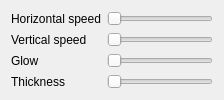
Old version of the form Effects/CrossingBeams/CrossingBeams.ui in the repository DLdota/OpenRGBEffectsPlugin.
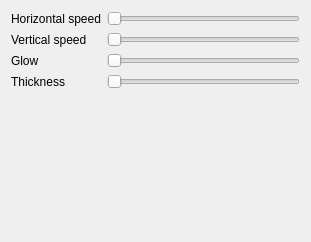
New version of the form. Custom widgets are drawn as their Qt base class.

Patch:
```diff
--- a/Effects/CrossingBeams/CrossingBeams.ui
+++ b/Effects/CrossingBeams/CrossingBeams.ui
@@ -6,8 +6,8 @@
    <rect>
     <x>0</x>
     <y>0</y>
-    <width>224</width>
-    <height>96</height>
+    <width>311</width>
+    <height>242</height>
    </rect>
   </property>
   <property name="windowTitle">
@@ -88,6 +88,19 @@
      </property>
     </widget>
    </item>
+   <item row="4" column="0" colspan="2">
+    <spacer name="verticalSpacer">
+     <property name="orientation">
+      <enum>Qt::Vertical</enum>
+     </property>
+     <property name="sizeHint" stdset="0">
+      <size>
+       <width>20</width>
+       <height>40</height>
+      </size>
+     </property>
+    </spacer>
+   </item>
   </layout>
  </widget>
  <customwidgets>
```
Left out of the diff: 70 changed lines with no effect on the pictures.
